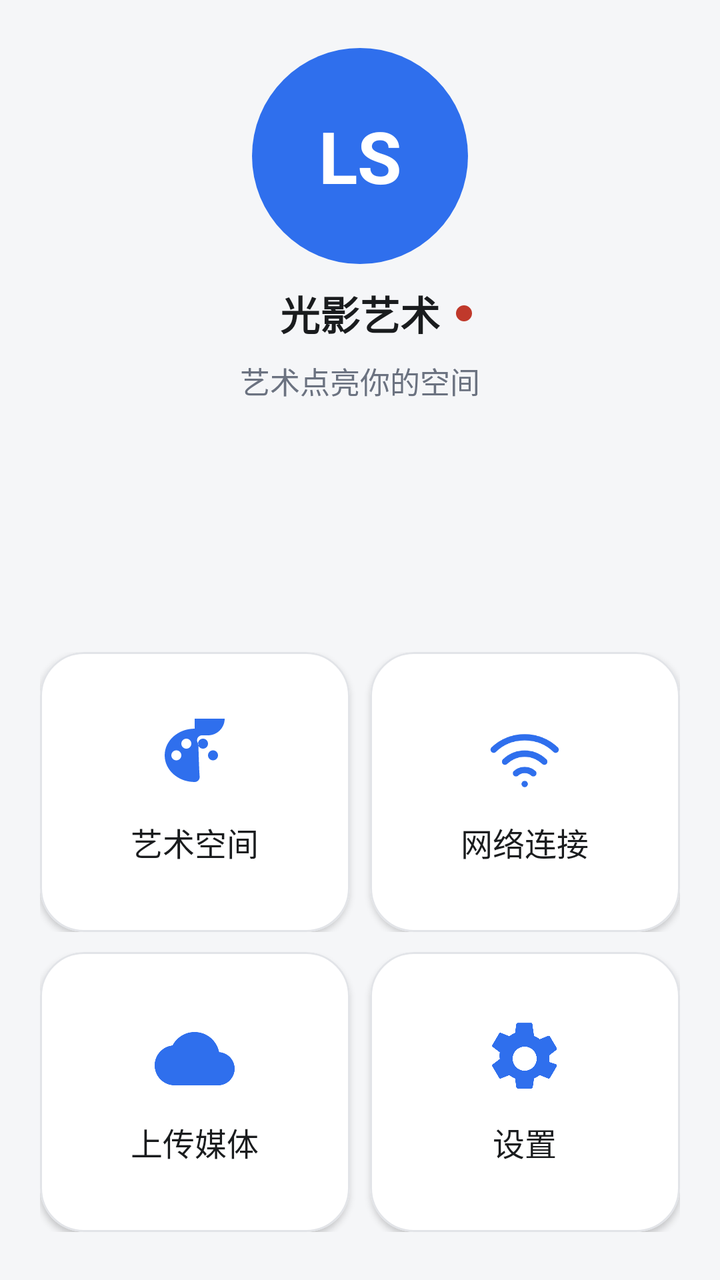
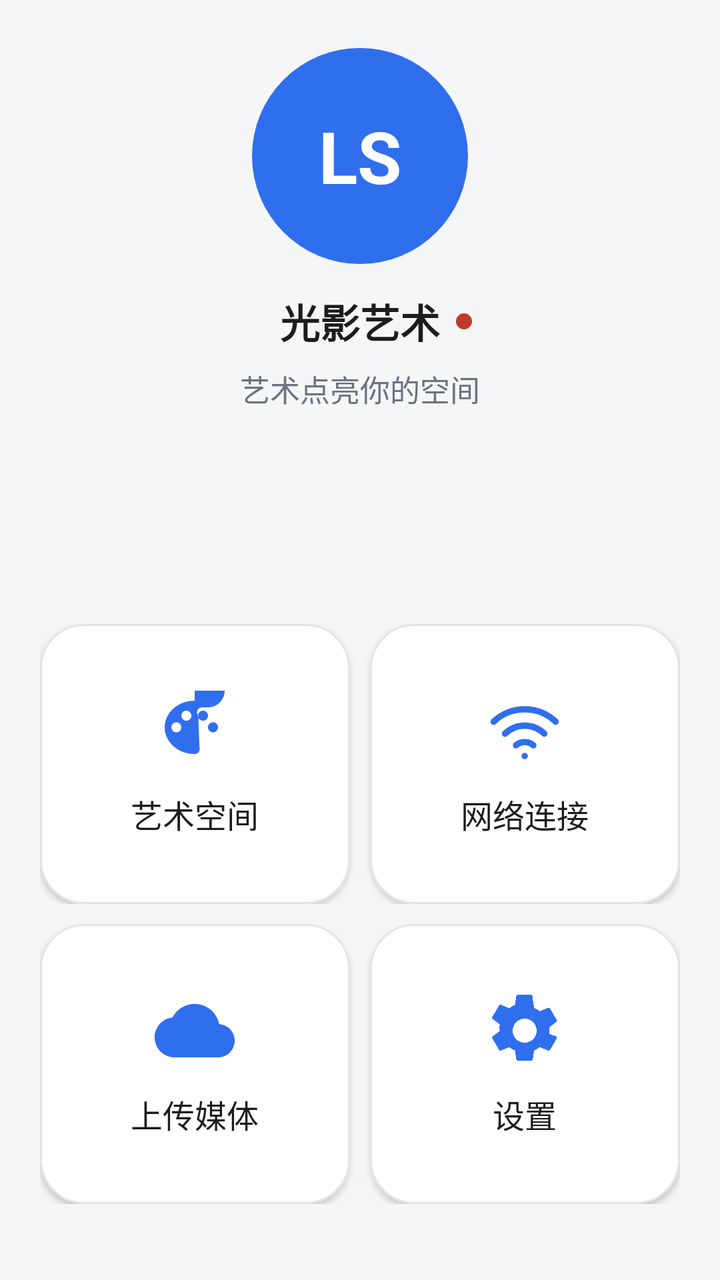

Two renders of the same Android screen: before a commit and after it. Below are the layout's source before the change and the commit's diff.
<!-- AndroidManifest.xml: application theme Theme.LightShadowArtPhone -->
<!-- res/layout/view_dashboard.xml -->
<?xml version="1.0" encoding="utf-8"?>
<LinearLayout xmlns:android="http://schemas.android.com/apk/res/android"
    xmlns:app="http://schemas.android.com/apk/res-auto"
    android:layout_width="match_parent"
    android:layout_height="match_parent"
    android:background="@color/app_bg"
    android:orientation="vertical">

    <ScrollView
        android:layout_width="match_parent"
        android:layout_height="0dp"
        android:layout_weight="1"
        android:clipToPadding="false"
        android:fillViewport="true">

        <LinearLayout
            android:layout_width="match_parent"
            android:layout_height="wrap_content"
            android:orientation="vertical"
            android:paddingStart="@dimen/page_horizontal_padding"
            android:paddingTop="@dimen/page_vertical_padding"
            android:paddingEnd="@dimen/page_horizontal_padding"
            android:paddingBottom="@dimen/page_vertical_padding">

            
            <LinearLayout
                android:layout_width="match_parent"
                android:layout_height="wrap_content"
                android:gravity="center_horizontal"
                android:orientation="vertical">

                <TextView
                    android:id="@+id/tv_dashboard_logo"
                    android:layout_width="@dimen/dashboard_logo_size"
                    android:layout_height="@dimen/dashboard_logo_size"
                    android:background="@drawable/bg_logo_disc"
                    android:gravity="center"
                    android:text="@string/welcome_logo_mark"
                    android:textColor="@color/on_primary"
                    android:textSize="@dimen/text_dashboard_logo"
                    android:textStyle="bold" />

                <RelativeLayout
                    android:layout_width="match_parent"
                    android:layout_height="wrap_content"
                    android:layout_marginTop="@dimen/item_gap">

                    <TextView
                        android:id="@+id/tv_dashboard_brand"
                        style="@style/Text.Title"
                        android:layout_width="wrap_content"
                        android:layout_height="wrap_content"
                        android:layout_centerHorizontal="true"
                        android:text="@string/app_name" />

                    <View
                        android:id="@+id/view_dashboard_dot"
                        android:layout_width="8dp"
                        android:layout_height="8dp"
                        android:layout_centerVertical="true"
                        android:layout_marginStart="8dp"
                        android:layout_toEndOf="@id/tv_dashboard_brand"
                        android:background="@drawable/dot_session" />
                </RelativeLayout>

                <TextView
                    android:id="@+id/tv_dashboard_subtitle"
                    style="@style/Text.Body"
                    android:layout_width="wrap_content"
                    android:layout_height="wrap_content"
                    android:layout_marginTop="8dp"
                    android:text="@string/welcome_subtitle"
                    android:textColor="@color/text_secondary" />
            </LinearLayout>

            
            <Space
                android:layout_width="match_parent"
                android:layout_height="0dp"
                android:layout_weight="1" />

            
            <LinearLayout
                android:layout_width="match_parent"
                android:layout_height="wrap_content"
                android:layout_marginTop="28dp"
                android:baselineAligned="false"
                android:orientation="horizontal">

                <com.google.android.material.card.MaterialCardView
                    android:id="@+id/card_gallery"
                    style="@style/SurfaceCard.Clickable"
                    android:layout_width="0dp"
                    android:layout_height="@dimen/dashboard_card_height"
                    android:layout_weight="1">

                    <LinearLayout
                        android:layout_width="match_parent"
                        android:layout_height="match_parent"
                        android:gravity="center"
                        android:orientation="vertical"
                        android:padding="@dimen/card_padding">

                        <ImageView
                            android:layout_width="@dimen/icon_badge_box"
                            android:layout_height="@dimen/icon_badge_box"
                            android:contentDescription="@null"
                            android:src="@drawable/ic_palette"
                            app:tint="@color/primary_blue" />

                        <TextView
                            style="@style/Text.RowTitle"
                            android:layout_width="match_parent"
                            android:layout_height="wrap_content"
                            android:layout_marginTop="@dimen/item_gap"
                            android:gravity="center"
                            android:maxLines="2"
                            android:text="@string/space_title" />
                    </LinearLayout>
                </com.google.android.material.card.MaterialCardView>

                <com.google.android.material.card.MaterialCardView
                    android:id="@+id/card_network"
                    style="@style/SurfaceCard.Clickable"
                    android:layout_width="0dp"
                    android:layout_height="@dimen/dashboard_card_height"
                    android:layout_marginStart="@dimen/item_gap"
                    android:layout_weight="1">

                    <LinearLayout
                        android:layout_width="match_parent"
                        android:layout_height="match_parent"
                        android:gravity="center"
                        android:orientation="vertical"
                        android:padding="@dimen/card_padding">

                        <ImageView
                            android:layout_width="@dimen/icon_badge_box"
                            android:layout_height="@dimen/icon_badge_box"
                            android:contentDescription="@null"
                            android:src="@drawable/ic_network"
                            app:tint="@color/primary_blue" />

                        <TextView
                            style="@style/Text.RowTitle"
                            android:layout_width="match_parent"
                            android:layout_height="wrap_content"
                            android:layout_marginTop="@dimen/item_gap"
                            android:gravity="center"
                            android:maxLines="2"
                            android:text="@string/network_title" />
                    </LinearLayout>
                </com.google.android.material.card.MaterialCardView>
            </LinearLayout>

            <LinearLayout
                android:layout_width="match_parent"
                android:layout_height="wrap_content"
                android:layout_marginTop="@dimen/item_gap"
                android:baselineAligned="false"
                android:orientation="horizontal">

                <com.google.android.material.card.MaterialCardView
                    android:id="@+id/card_upload"
                    style="@style/SurfaceCard.Clickable"
                    android:layout_width="0dp"
                    android:layout_height="@dimen/dashboard_card_height"
                    android:layout_weight="1">

                    <LinearLayout
                        android:layout_width="match_parent"
                        android:layout_height="match_parent"
                        android:gravity="center"
                        android:orientation="vertical"
                        android:padding="@dimen/card_padding">

                        <ImageView
                            android:layout_width="@dimen/icon_badge_box"
                            android:layout_height="@dimen/icon_badge_box"
                            android:contentDescription="@null"
                            android:src="@drawable/ic_upload_cloud"
                            app:tint="@color/primary_blue" />

                        <TextView
                            style="@style/Text.RowTitle"
                            android:layout_width="match_parent"
                            android:layout_height="wrap_content"
                            android:layout_marginTop="@dimen/item_gap"
                            android:gravity="center"
                            android:maxLines="2"
                            android:text="@string/dashboard_upload_media" />
                    </LinearLayout>
                </com.google.android.material.card.MaterialCardView>

                <com.google.android.material.card.MaterialCardView
                    android:id="@+id/card_settings"
                    style="@style/SurfaceCard.Clickable"
                    android:layout_width="0dp"
                    android:layout_height="@dimen/dashboard_card_height"
                    android:layout_marginStart="@dimen/item_gap"
                    android:layout_weight="1">

                    <LinearLayout
                        android:layout_width="match_parent"
                        android:layout_height="match_parent"
                        android:gravity="center"
                        android:orientation="vertical"
                        android:padding="@dimen/card_padding">

                        <ImageView
                            android:layout_width="@dimen/icon_badge_box"
                            android:layout_height="@dimen/icon_badge_box"
                            android:contentDescription="@null"
                            android:src="@drawable/ic_settings_gear"
                            app:tint="@color/primary_blue" />

                        <TextView
                            style="@style/Text.RowTitle"
                            android:layout_width="match_parent"
                            android:layout_height="wrap_content"
                            android:layout_marginTop="@dimen/item_gap"
                            android:gravity="center"
                            android:maxLines="2"
                            android:text="@string/dashboard_frame_settings" />
                    </LinearLayout>
                </com.google.android.material.card.MaterialCardView>
            </LinearLayout>

            
            <com.google.android.material.button.MaterialButton
                android:id="@+id/btn_studio_folder"
                style="@style/PillButton.Outlined"
                android:layout_width="match_parent"
                android:layout_height="wrap_content"
                android:layout_marginTop="@dimen/section_gap"
                android:text="@string/action_studio_folder"
                android:visibility="gone" />
        </LinearLayout>
    </ScrollView>

    
    <com.google.android.material.card.MaterialCardView
        android:id="@+id/card_uploads"
        style="@style/SurfaceCard"
        android:layout_width="match_parent"
        android:layout_height="wrap_content"
        android:layout_marginStart="@dimen/page_horizontal_padding"
        android:layout_marginEnd="@dimen/page_horizontal_padding"
        android:layout_marginBottom="@dimen/item_gap"
        android:visibility="gone">

        <LinearLayout
            android:layout_width="match_parent"
            android:layout_height="wrap_content"
            android:orientation="vertical"
            android:padding="@dimen/card_padding">

            <TextView
                android:id="@+id/tv_upload_summary"
                style="@style/Text.RowTitle"
                android:layout_width="match_parent"
                android:layout_height="wrap_content"
                android:text="@string/upload_summary_empty" />

            <androidx.recyclerview.widget.RecyclerView
                android:id="@+id/recycler_uploads"
                android:layout_width="match_parent"
                android:layout_height="160dp"
                android:layout_marginTop="8dp"
                android:clipToPadding="false" />
        </LinearLayout>
    </com.google.android.material.card.MaterialCardView>
</LinearLayout>
<!-- resources referenced by this layout -->
<resources>
  <color name="app_bg">#F5F6F8</color>
  <color name="on_primary">#FFFFFF</color>
  <color name="primary_blue">#2F6FED</color>
  <color name="text_secondary">#6B7280</color>
  <dimen name="card_padding">18dp</dimen>
  <dimen name="dashboard_card_height">140dp</dimen>
  <dimen name="dashboard_logo_size">108dp</dimen>
  <dimen name="icon_badge_box">40dp</dimen>
  <dimen name="item_gap">10dp</dimen>
  <dimen name="page_horizontal_padding">20dp</dimen>
  <dimen name="page_vertical_padding">24dp</dimen>
  <dimen name="section_gap">14dp</dimen>
  <dimen name="text_dashboard_logo">36sp</dimen>
  <!-- drawable bg_logo_disc (drawable) -->
  <?xml version="1.0" encoding="utf-8"?>
  <shape xmlns:android="http://schemas.android.com/apk/res/android"
      android:shape="oval">
      <solid android:color="@color/primary_blue" />
  </shape>
  <!-- drawable dot_session (drawable) -->
  <?xml version="1.0" encoding="utf-8"?>
  <shape xmlns:android="http://schemas.android.com/apk/res/android"
      android:shape="oval">
      <solid android:color="@color/status_destructive" />
  </shape>
  <string name="action_studio_folder">新建客户文件夹</string>
  <string name="app_name">光影艺术</string>
  <string name="dashboard_frame_settings">设置</string>
  <string name="dashboard_upload_media">上传媒体</string>
  <string name="network_title">网络连接</string>
  <string name="space_title">艺术空间</string>
  <string name="upload_summary_empty">选择文件后自动上传到设备</string>
  <string name="welcome_logo_mark">LS</string>
  <string name="welcome_subtitle">艺术点亮你的空间</string>
  <style name="SurfaceCard" parent="Widget.Material3.CardView.Elevated">
          <item name="cardBackgroundColor">@color/card_bg</item>
          <item name="cardCornerRadius">@dimen/corner_large</item>
          <item name="cardElevation">@dimen/card_elevation</item>
          <item name="strokeColor">@color/divider_stroke</item>
          <item name="strokeWidth">@dimen/divider_width</item>
      </style>
  <style name="SurfaceCard.Clickable" parent="SurfaceCard">
          <item name="android:clickable">true</item>
          <item name="android:focusable">true</item>
          <item name="android:foreground">?attr/selectableItemBackground</item>
      </style>
  <style name="Text.Body" parent="">
          <item name="android:textColor">@color/text_primary</item>
          <item name="android:textSize">@dimen/text_body</item>
          <item name="android:lineSpacingMultiplier">1.15</item>
      </style>
  <style name="Text.RowTitle" parent="">
          <item name="android:textColor">@color/text_primary</item>
          <item name="android:textSize">@dimen/text_row_title</item>
      </style>
  <style name="Text.Title" parent="">
          <item name="android:textColor">@color/text_primary</item>
          <item name="android:textSize">@dimen/text_title</item>
          <item name="android:textStyle">bold</item>
      </style>
  <color name="status_destructive">#C0392B</color>
  <color name="text_primary">#1A1C1E</color>
  <dimen name="touch_min_height">48dp</dimen>
  <dimen name="text_button">15sp</dimen>
  <dimen name="corner_pill">28dp</dimen>
  <color name="card_bg">#FFFFFF</color>
  <dimen name="corner_large">22dp</dimen>
  <dimen name="card_elevation">2dp</dimen>
  <color name="divider_stroke">#E2E4E8</color>
  <dimen name="divider_width">1dp</dimen>
  <dimen name="text_body">15sp</dimen>
  <dimen name="text_row_title">16sp</dimen>
  <dimen name="text_title">20sp</dimen>
  <color name="primary_soft">#E9EFFD</color>
  <color name="card_tint">#F5F6F8</color>
  <!-- unchanged entries left out for length: 6 -->
</resources>

<!-- the commit's change to res/layout/view_dashboard.xml (unified diff, before → after) -->
@@ -43,7 +43,7 @@
                 <RelativeLayout
                     android:layout_width="match_parent"
                     android:layout_height="wrap_content"
-                    android:layout_marginTop="@dimen/item_gap">
+                    android:layout_marginTop="@dimen/section_gap">
 
                     <TextView
                         android:id="@+id/tv_dashboard_brand"
@@ -153,10 +153,12 @@
                 </com.google.android.material.card.MaterialCardView>
             </LinearLayout>
 
+            
             <LinearLayout
                 android:layout_width="match_parent"
                 android:layout_height="wrap_content"
                 android:layout_marginTop="@dimen/item_gap"
+                android:layout_marginBottom="@dimen/section_gap"
                 android:baselineAligned="false"
                 android:orientation="horizontal">
 
